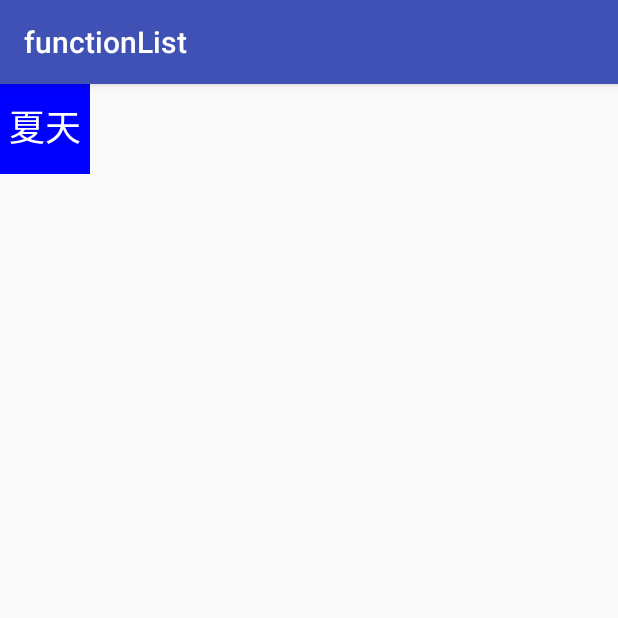
After one commit to jinsiryan/functionList, an Android app: the DrawableActivity screen opened directly, with no data from a screen before it, on a phone screen of 412 x 824 dp, the top half of it. The commit adds this screen. Run offline under Robolectric (Android 15) with nearby library versions, the phone set to English and light mode, and no system bars; our stand-ins replace ButterKnife.

Commit message:
drawable

```diff
--- a/app/build.gradle
+++ b/app/build.gradle
@@ -1,5 +1,5 @@
 apply plugin: 'com.android.application'
-
+apply plugin: 'com.jakewharton.butterknife'
 android {
     compileSdkVersion 25
     buildToolsVersion "25.0.0"
@@ -23,7 +23,10 @@ android {
 
 dependencies {
     compile fileTree(dir: 'libs', include: ['*.jar'])
-    testCompile 'junit:junit:4.12'
     compile 'com.android.support:recyclerview-v7:24.2.1'
     compile 'com.android.support:design:25.0.0'
+    compile 'com.android.support.constraint:constraint-layout:1.0.0-beta4'
+    testCompile 'junit:junit:4.12'
+    compile 'com.jakewharton:butterknife:8.5.1'
+    annotationProcessor 'com.jakewharton:butterknife-compiler:8.5.1'
 }
--- a/app/src/main/AndroidManifest.xml
+++ b/app/src/main/AndroidManifest.xml
@@ -44,7 +44,8 @@
             android:enabled="true"
             android:exported="true" />
 
-        <activity android:name=".WeChatImage.WechatClippingActivity"></activity>
+        <activity android:name=".WeChatImage.WechatClippingActivity" />
+        <activity android:name=".drawable.DrawableActivity"></activity>
     </application>
 
 </manifest>
--- a/app/src/main/java/com/functionlist/FunctionAdapter.java
+++ b/app/src/main/java/com/functionlist/FunctionAdapter.java
@@ -12,6 +12,7 @@ import com.functionlist.animation360.AnimationActivity;
 import com.functionlist.audiochat.AudioChatActivity;
 import com.functionlist.camera.CameraActivity;
 import com.functionlist.camera.CustomCameraActivity;
+import com.functionlist.drawable.DrawableActivity;
 import com.functionlist.droidserver.ServerActivity;
 import com.functionlist.shake.ShakeActivity;
 
@@ -87,6 +88,9 @@ public class FunctionAdapter extends RecyclerView.Adapter{
                 case "wechatclipping":
                     intent = new Intent(context, WechatClippingActivity.class);
                     break;
+                case "drawable":
+                    intent = new Intent(context, DrawableActivity.class);
+                    break;
             }
             context.startActivity(intent);
         }
--- a/app/src/main/java/com/functionlist/MainActivity.java
+++ b/app/src/main/java/com/functionlist/MainActivity.java
@@ -31,5 +31,6 @@ public class MainActivity extends AppCompatActivity {
         functionItems.add(new FunctionItem("camera","摄像头拍照"));
         functionItems.add(new FunctionItem("floatview","悬浮球"));
         functionItems.add(new FunctionItem("wechatclipping","微信聊天图片显示风格"));
+        functionItems.add(new FunctionItem("drawable","drawable应用"));
     }
 }
--- /dev/null
+++ b/app/src/main/java/com/functionlist/drawable/DrawableActivity.java
@@ -0,0 +1,25 @@
+package com.functionlist.drawable;
+
+import android.graphics.Color;
+import android.os.Bundle;
+import android.support.v7.app.AppCompatActivity;
+import android.widget.TextView;
+
+import com.functionlist.R;
+
+import butterknife.BindView;
+import butterknife.ButterKnife;
+
+public class DrawableActivity extends AppCompatActivity {
+
+    @BindView(R.id.textView)
+    TextView textView;
+
+    @Override
+    protected void onCreate(Bundle savedInstanceState) {
+        super.onCreate(savedInstanceState);
+        setContentView(R.layout.activity_drawable);
+        ButterKnife.bind(this);
+        textView.setBackground(new StrDrawable(Color.BLUE,"夏天"));
+    }
+}
--- /dev/null
+++ b/app/src/main/java/com/functionlist/drawable/StrDrawable.java
@@ -0,0 +1,91 @@
+package com.functionlist.drawable;
+
+import android.graphics.Canvas;
+import android.graphics.Color;
+import android.graphics.ColorFilter;
+import android.graphics.Paint;
+import android.graphics.PixelFormat;
+import android.graphics.Rect;
+import android.graphics.RectF;
+import android.graphics.drawable.Drawable;
+import android.support.annotation.IntRange;
+import android.support.annotation.NonNull;
+import android.support.annotation.Nullable;
+import android.text.Layout;
+import android.text.StaticLayout;
+import android.text.TextPaint;
+
+/**
+ * Created by yan on 2017/3/31.
+ */
+
+public class StrDrawable extends Drawable {
+    private int colorbg;
+    private String str;
+    private TextPaint textPaint;
+    private int mRound = 0;
+    private Paint mPaint;
+    public StrDrawable(int colorbg, String str){
+        this.colorbg = colorbg;
+        this.str = str;
+        textPaint = new TextPaint();
+        textPaint.setAntiAlias(true);
+        textPaint.setColor(Color.WHITE);
+        mPaint = new Paint();
+        mPaint.setAntiAlias(true);
+        mPaint.setColor(colorbg);
+    }
+    public void setStr(String str){
+        this.str = str;
+    }
+
+    public void setRound(int mRound) {
+        this.mRound = mRound;
+    }
+
+    @Override
+    public void draw(@NonNull Canvas canvas) {
+        if(str == null){
+            str= "";
+        }
+        Rect rect = getBounds();
+        RectF rectF = new RectF(rect);
+        canvas.drawRoundRect(rectF,mRound,mRound,mPaint);
+        String text = str;
+        int x = rect.width();
+        int y = rect.height();
+        textPaint.setTextSize((x - 10) / (text.length() == 0 ? 1 : text.length()) * (float)0.9);
+        StaticLayout sl = new StaticLayout(text, textPaint, x - 8, Layout.Alignment.ALIGN_NORMAL, 1.0f, 0.0f, false);
+        float tX = (x - getFontlength(textPaint, text)) / 2;
+        float tY = (y - getFontHeight(textPaint)) / 2;
+        canvas.translate(tX, tY);
+        sl.draw(canvas);
+
+
+
+    }
+    public  float getFontlength(Paint paint, String str) {
+        return paint.measureText(str);
+    }
+    /**
+     * @return 返回指定笔的文字高度
+     */
+    public float getFontHeight(Paint paint) {
+        Paint.FontMetrics fm = paint.getFontMetrics();
+        return fm.descent - fm.ascent;
+    }
+    @Override
+    public void setAlpha(@IntRange(from = 0, to = 255) int alpha) {
+
+    }
+
+    @Override
+    public void setColorFilter(@Nullable ColorFilter colorFilter) {
+
+    }
+
+    @Override
+    public int getOpacity() {
+        return PixelFormat.TRANSLUCENT;
+    }
+}
--- /dev/null
+++ b/app/src/main/res/layout/activity_drawable.xml
@@ -0,0 +1,15 @@
+<?xml version="1.0" encoding="utf-8"?>
+<android.support.constraint.ConstraintLayout xmlns:android="http://schemas.android.com/apk/res/android"
+    xmlns:app="http://schemas.android.com/apk/res-auto"
+    xmlns:tools="http://schemas.android.com/tools"
+    android:layout_width="match_parent"
+    android:layout_height="match_parent"
+    android:layout_gravity="center"
+    tools:context="com.functionlist.drawable.DrawableActivity">
+
+    <TextView
+        android:id="@+id/textView"
+        android:layout_width="60dp"
+        android:layout_height="60dp"
+      />
+</android.support.constraint.ConstraintLayout>
--- a/build.gradle
+++ b/build.gradle
@@ -3,12 +3,14 @@
 buildscript {
     repositories {
         jcenter()
+        mavenCentral()
     }
     dependencies {
         classpath 'com.android.tools.build:gradle:2.3.0'
 
         // NOTE: Do not place your application dependencies here; they belong
         // in the individual module build.gradle files
+        classpath 'com.jakewharton:butterknife-gradle-plugin:8.5.1'
     }
 }
 
```
